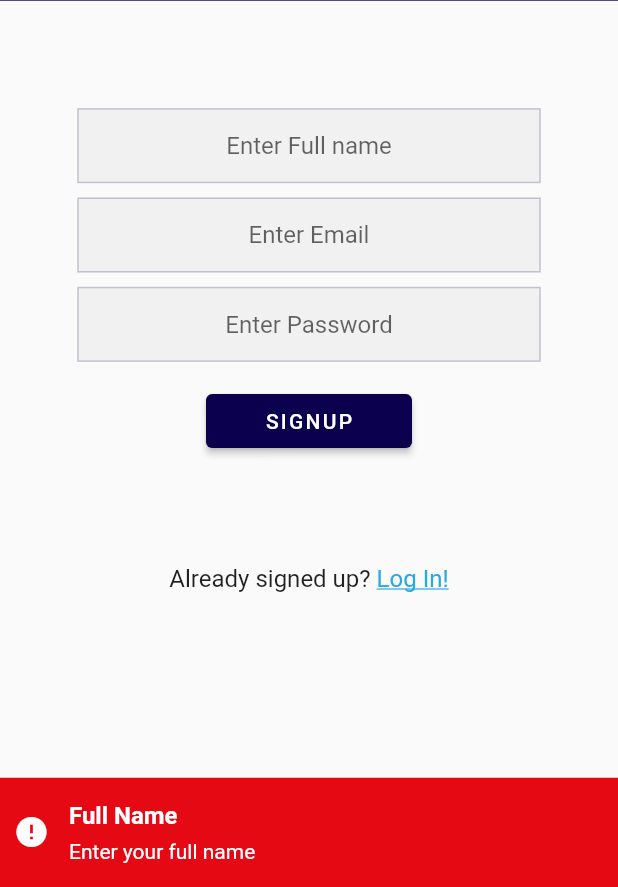
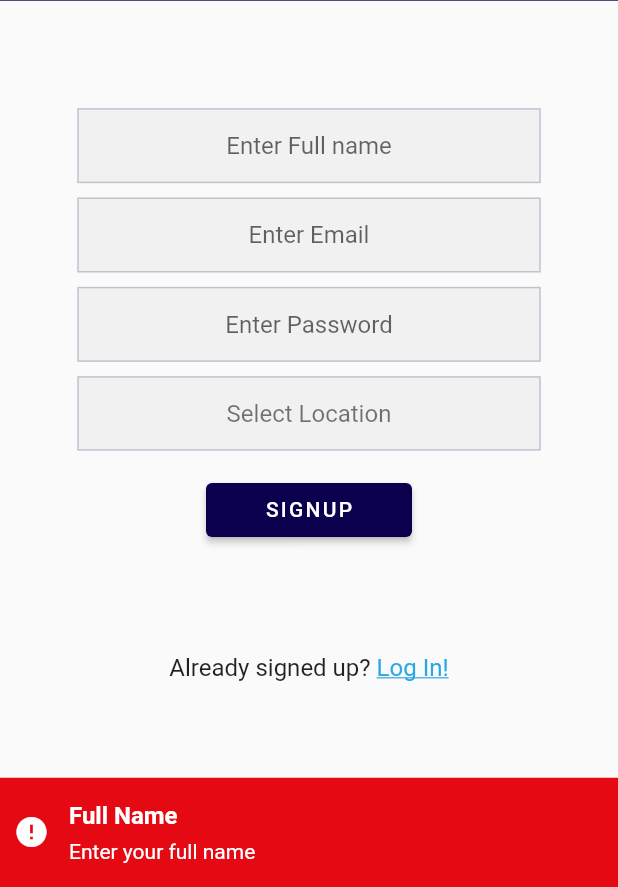
Before and after one commit to RehanGG/SolarSense, a Flutter app: the SignupView screen opened by its route, after a tap on "SIGNUP", on a phone screen of 412 x 824 dp, the part 349-1236 px from its top. Run offline on Flutter 3.47's test engine with Material 2 defaults, Android fonts, the phone set to English and light mode, and no system bars; our stand-ins replace cloud_firestore, firebase_auth, firebase_core, flutter_screenutil, geocoding, geolocator and 2 more; accounts and stored records are empty.

Commit message:
Validations && Location

```diff
--- a/lib/modules/authentication/controllers/signup_controller.dart
+++ b/lib/modules/authentication/controllers/signup_controller.dart
@@ -1,6 +1,8 @@
 import 'package:cloud_firestore/cloud_firestore.dart';
 import 'package:firebase_auth/firebase_auth.dart';
+import 'package:geocoding/geocoding.dart';
 import 'package:get/get.dart';
+import 'package:google_maps_flutter/google_maps_flutter.dart';
 import 'package:solarsense/models/field_exception.dart';
 import 'package:solarsense/modules/authentication/state/signup_state.dart';
 import 'package:solarsense/routes/app_routes.dart';
@@ -22,6 +24,22 @@ class SignupController extends GetxController {
     if (state.password.text.isEmpty) {
       throw const FieldException('Enter the password', 'Password');
     }
+    if (state.selectedLocation.value == null) {
+      throw const FieldException('Select your location', 'Location');
+    }
+    //Validations checks
+    if (!isValidFullName(state.fullName.text)) {
+      throw const FieldException('Enter correct name', 'Invalid Format');
+    }
+    if (!isValidEmail(state.email.text.trim())) {
+      throw const FieldException(
+          'Please enter the correct email address', 'Invalid Format');
+    }
+    if (!isValidPassword(state.password.text)) {
+      throw const FieldException(
+          'Enter password with at-least \n\nOne Special Character \nOne Capital Letter\nAnd Minimum length of 8 letters',
+          'Invalid Format');
+    }
   }
 
   void signupUser() async {
@@ -37,6 +55,13 @@ class SignupController extends GetxController {
           .set({
         'fullname': state.fullName.text,
         'email': state.email.text.trim(),
+        'location': {
+          'name': state.locationName.value!,
+          'coords': {
+            'lat': state.selectedLocation.value!.latitude,
+            'lng': state.selectedLocation.value!.longitude
+          }
+        }
       });
       hideLoadingScreen();
       Get.offAllNamed(Routes.LOADING_VIEW);
@@ -55,4 +80,26 @@ class SignupController extends GetxController {
       showGetSnackBar(e.title, e.message);
     }
   }
+
+  void getLocation(LatLng selectedLocation) async {
+    showLoadingScreen();
+    try {
+      List<Placemark> placemarks = await placemarkFromCoordinates(
+          selectedLocation.latitude, selectedLocation.longitude);
+      final String? country = placemarks[0].country;
+      final String? city = placemarks[0].locality;
+
+      if (country == null || city == null) {
+        throw Exception();
+      }
+      state.selectedLocation.value = selectedLocation;
+      state.locationName.value = '$city, $country';
+      hideLoadingScreen();
+    } catch (e) {
+      hideLoadingScreen();
+      state.selectedLocation.value = null;
+      state.locationName.value = null;
+      showGetSnackBar('Invalid Location', 'Please select correct location');
+    }
+  }
 }
--- /dev/null
+++ b/lib/modules/authentication/state/editprofile_state.dart
@@ -0,0 +1,14 @@
+import 'package:flutter/cupertino.dart';
+import 'package:get/get.dart';
+import 'package:google_maps_flutter/google_maps_flutter.dart';
+import '../../../shared/services/app_controller.dart';
+
+class EditProfileState {
+  final TextEditingController fullName = TextEditingController(
+      text: AppController.to.state.appUser.value!.fullName);
+  final Rx<LatLng?> selectedLocation = Rx(LatLng(
+      AppController.to.state.appUser.value!.location.coordinates.lat,
+      AppController.to.state.appUser.value!.location.coordinates.long));
+  final Rx<String?> locationName =
+      Rx(AppController.to.state.appUser.value!.location.locationName);
+}
--- a/lib/modules/authentication/state/signup_state.dart
+++ b/lib/modules/authentication/state/signup_state.dart
@@ -1,7 +1,11 @@
 import 'package:flutter/cupertino.dart';
+import 'package:google_maps_flutter/google_maps_flutter.dart';
+import 'package:get/get.dart';
 
 class SignupState {
   final TextEditingController fullName = TextEditingController();
   final TextEditingController email = TextEditingController();
   final TextEditingController password = TextEditingController();
+  final Rx<LatLng?> selectedLocation = Rx(null);
+  final Rx<String?> locationName = Rx(null);
 }
--- a/lib/modules/authentication/views/signup_view.dart
+++ b/lib/modules/authentication/views/signup_view.dart
@@ -9,6 +9,7 @@ import '../../../routes/app_routes.dart';
 import '../../../shared/constants/constants.dart';
 import '../../../shared/widgets/password_form_field.dart';
 import '../../../shared/widgets/text_form_field.dart';
+import '../widgets/select_location.dart';
 
 class SignupView extends GetView<SignupController> {
   const SignupView({Key? key}) : super(key: key);
@@ -30,6 +31,13 @@ class SignupView extends GetView<SignupController> {
           PasswordFormField(
               controller: controller.state.password,
               hintText: 'Enter Password'),
+          Obx(() {
+            return SelectLocation(
+              function: controller.getLocation,
+              locationName: controller.state.locationName.value,
+              selectedLocation: controller.state.selectedLocation.value,
+            );
+          }),
           SizedBox(
             height: 5.h,
           ),
--- /dev/null
+++ b/lib/modules/authentication/widgets/select_location.dart
@@ -0,0 +1,49 @@
+import 'package:flutter/material.dart';
+import 'package:flutter_screenutil/flutter_screenutil.dart';
+import 'package:get/get.dart';
+import 'package:google_maps_flutter/google_maps_flutter.dart';
+import 'package:solarsense/routes/app_routes.dart';
+
+import '../../../shared/constants/constants.dart';
+
+typedef SelectLocationFunction = void Function(LatLng);
+
+class SelectLocation extends StatelessWidget {
+  final String? locationName;
+  final LatLng? selectedLocation;
+  final SelectLocationFunction function;
+  const SelectLocation(
+      {Key? key,
+      this.locationName,
+      required this.function,
+      this.selectedLocation})
+      : super(key: key);
+
+  @override
+  Widget build(BuildContext context) {
+    return GestureDetector(
+      onTap: () async {
+        final result =
+            await Get.toNamed(Routes.MAP_VIEW, arguments: selectedLocation);
+        if (result != null) {
+          function(LatLng(result['lat'], result['lng']));
+        }
+      },
+      child: Container(
+        padding: EdgeInsets.symmetric(vertical: 12.h),
+        width: double.infinity,
+        decoration: BoxDecoration(
+          border:
+              Border.all(color: ColorConstants.primaryColor.withOpacity(0.2)),
+          color: Colors.grey.withOpacity(0.1),
+        ),
+        margin: EdgeInsets.only(bottom: 8.h),
+        child: Text(
+          locationName == null ? 'Select Location' : locationName!,
+          textAlign: TextAlign.center,
+          style: TextStyle(fontSize: 14.sp, color: Colors.black54),
+        ),
+      ),
+    );
+  }
+}
--- a/lib/routes/app_pages.dart
+++ b/lib/routes/app_pages.dart
@@ -11,6 +11,7 @@ import 'package:solarsense/modules/authentication/views/resetpass_view.dart';
 import 'package:solarsense/modules/authentication/views/signup_view.dart';
 import 'package:solarsense/modules/dashboard/views/calculate_spot_view.dart';
 import 'package:solarsense/modules/dashboard/views/dashboard_view.dart';
+import 'package:solarsense/modules/map/views/map_view.dart';
 import 'package:solarsense/routes/app_routes.dart';
 
 import '../modules/authentication/bindings/resetpass_bindings.dart';
@@ -59,5 +60,9 @@ abstract class AppPages {
       name: Routes.MANAGE_USERS_VIEW,
       page: () => const ManageUsersView(),
     ),
+    GetPage(
+      name: Routes.MAP_VIEW,
+      page: () => const MapView(),
+    ),
   ];
 }
--- a/lib/routes/app_routes.dart
+++ b/lib/routes/app_routes.dart
@@ -6,6 +6,9 @@ abstract class Routes {
   static const String LOGIN_VIEW = '/login-view';
   static const String SIGNUP_VIEW = '/signup-view';
   static const String RESETPASS_VIEW = '/resetpass-view';
+
+  //LOCATION
+  static const String MAP_VIEW = '/map-view';
 
   //PROFILE
   static const String EDITPROFILE_VIEW = '/edit-profile-view';
--- a/pubspec.yaml
+++ b/pubspec.yaml
@@ -18,6 +18,8 @@ dependencies:
   cloud_firestore: ^4.13.0
   google_maps_flutter: ^2.5.0
   http: ^1.1.0
+  geolocator: ^10.1.0
+  geocoding: ^2.1.1
 
 dev_dependencies:
   flutter_test:
```
Also changed, not shown: lib/models/user_profile_model.dart (+33 -6 lines), lib/modules/authentication/controllers/editprofile_controller.dart (+61 -8 lines), lib/modules/authentication/views/editprofile_view.dart (+9 -1 lines), lib/modules/map/views/map_view.dart (added, +168 -0 lines), lib/shared/constants/utilities.dart (+19 -0 lines), pubspec.lock, 3 other files.
